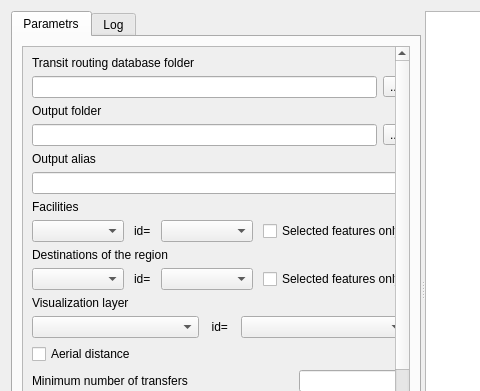
Qt form UI/raptor.ui (ishusterman/tau_net_calc) before a commit; both pictures show x 0 to 480 and y 0 to 391 of the 687 by 626 pixel window.
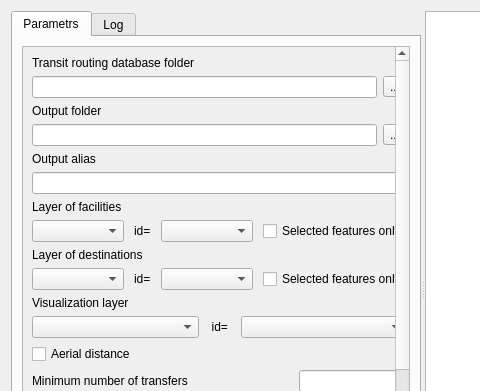
The same form after that commit. Custom widgets are drawn as their Qt base class.

Diff of the .ui file:
```diff
--- a/UI/raptor.ui
+++ b/UI/raptor.ui
@@ -128,7 +128,7 @@
               <item row="8" column="0">
                <widget class="QLabel" name="label_17">
                 <property name="text">
-                 <string>Facilities</string>
+                 <string>Layer of facilities</string>
                 </property>
                </widget>
               </item>
@@ -181,7 +181,7 @@
               <item row="11" column="0">
                <widget class="QLabel" name="label_5">
                 <property name="text">
-                 <string>Destinations of the region</string>
+                 <string>Layer of destinations</string>
                 </property>
                </widget>
               </item>
```
